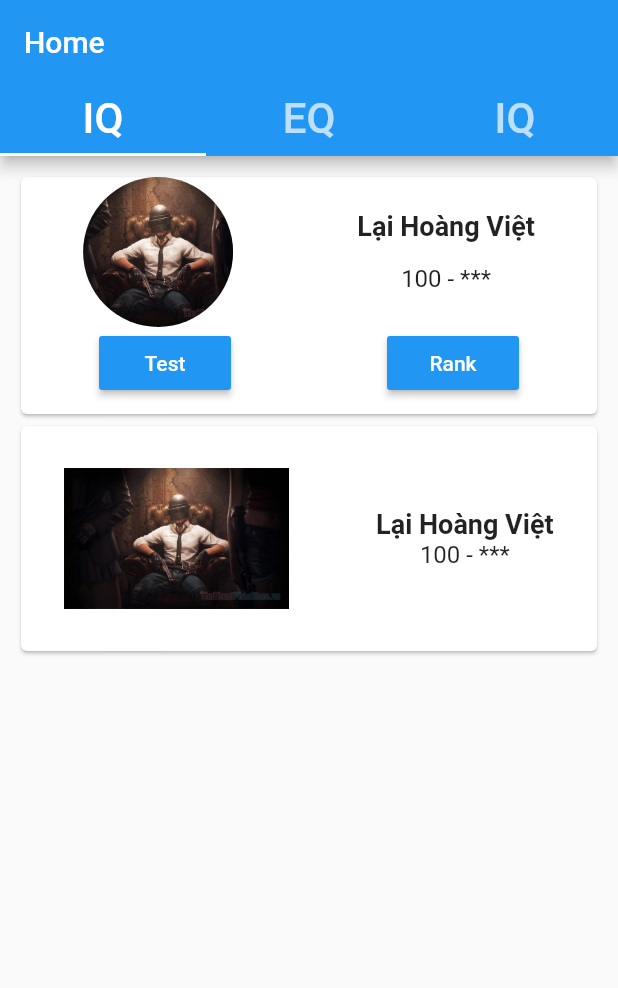
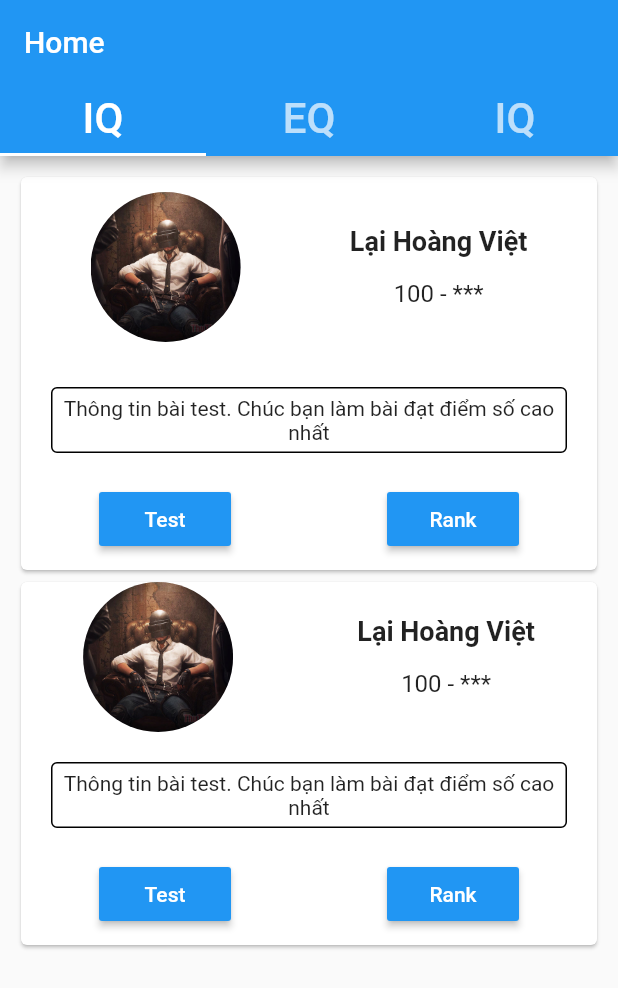
Before and after one commit to LaiHoangViet/TEST-IQ-AND-EQ, a Flutter app: the screen it shows after launch, after a tap on "List Topic", on a phone screen of 412 x 824 dp. Shown: the top 988 px of the screen. Run offline on Flutter 3.47's test engine with Material 2 defaults, Android fonts, the phone set to English and light mode, and no system bars.

Commit message:
hoàn thành phần chọn bài test

```diff
--- a/lib/ListTopic.dart
+++ b/lib/ListTopic.dart
@@ -4,6 +4,7 @@ import 'package:flutter/widgets.dart';
 
 class Listopic extends StatelessWidget {
   List<Widget> containers = [
+    /*IQ*/
     Container(
       margin: const EdgeInsets.all(10),
       child: Column(
@@ -12,6 +13,94 @@ class Listopic extends StatelessWidget {
             child: Column(
               mainAxisAlignment: MainAxisAlignment.start,
               children: <Widget>[
+                /*Ảnh và tên bài test*/
+                Container(
+                  padding: const EdgeInsets.all(10),
+                  child: Row(
+                    mainAxisAlignment: MainAxisAlignment.spaceAround,
+                    children: <Widget>[
+                      ClipOval(
+                        child: Image.asset(
+                          'images/anh1.jpg',
+                          width: 100,
+                          height: 100,
+                          fit: BoxFit.cover,
+                        ),
+                      ),
+                      Container(
+                        child: Column(
+                          children: <Widget>[
+                            Padding(
+                              padding: const EdgeInsets.only(bottom: 15),
+                              child: Text(
+                                'Lại Hoàng Việt',
+                                style: TextStyle(
+                                  fontSize: 18,
+                                  fontWeight: FontWeight.bold,
+                                ),
+                              ),
+                            ),
+                            Text(
+                              '100 - ***',
+                              style: TextStyle(fontSize: 16),
+                            ),
+                          ],
+                        ),
+                      ),
+                    ],
+                  ),
+                ),
+                /*Thông tin bài test*/
+                Container(
+                  margin:
+                      EdgeInsets.only(top: 20, bottom: 20, left: 20, right: 20),
+                  padding: EdgeInsets.all(5),
+                  width: double.infinity,
+                  decoration: BoxDecoration(
+                    border: Border.all(
+                      width: 1,
+                    ),
+                    borderRadius: BorderRadius.all(Radius.circular(4.0)),
+                  ),
+                  child: Text(
+                    'Thông tin bài test. '
+                    'Chúc bạn làm bài đạt điểm số cao nhất',
+                    textAlign: TextAlign.center,
+                  ),
+                ),
+                /*Nút test và nút rank*/
+                Container(
+                  padding: const EdgeInsets.only(
+                    bottom: 10,
+                  ),
+                  child: Row(
+                    mainAxisAlignment: MainAxisAlignment.spaceAround,
+                    children: <Widget>[
+                      RaisedButton(
+                        onPressed: () {},
+                        color: Colors.blue,
+                        child: Text('Test'),
+                        textColor: Colors.white,
+                        highlightElevation: 4.0,
+                      ),
+                      RaisedButton(
+                        onPressed: () {},
+                        color: Colors.blue,
+                        child: Text('Rank'),
+                        textColor: Colors.white,
+                        highlightElevation: 4.0,
+                      ),
+                    ],
+                  ),
+                ),
+              ],
+            ),
+          ),
+          Card(
+            child: Column(
+              mainAxisAlignment: MainAxisAlignment.start,
+              children: <Widget>[
+                /*Ảnh và tên bài test*/
                 Container(
                   child: Row(
                     mainAxisAlignment: MainAxisAlignment.spaceAround,
@@ -47,6 +136,25 @@ class Listopic extends StatelessWidget {
                     ],
                   ),
                 ),
+                /*Thông tin bài test*/
+                Container(
+                  margin:
+                  EdgeInsets.only(top: 20, bottom: 20, left: 20, right: 20),
+                  padding: EdgeInsets.all(5),
+                  width: double.infinity,
+                  decoration: BoxDecoration(
+                    border: Border.all(
+                      width: 1,
+                    ),
+                    borderRadius: BorderRadius.all(Radius.circular(4.0)),
+                  ),
+                  child: Text(
+                    'Thông tin bài test. '
+                        'Chúc bạn làm bài đạt điểm số cao nhất',
+                    textAlign: TextAlign.center,
+                  ),
+                ),
+                /*Nút test và nút rank*/
                 Container(
                   padding: const EdgeInsets.only(
                     bottom: 10,
@@ -67,40 +175,6 @@ class Listopic extends StatelessWidget {
                         child: Text('Rank'),
                         textColor: Colors.white,
                         highlightElevation: 4.0,
-                      ),
-                    ],
-                  ),
-                ),
-              ],
-            ),
-          ),
-          Card(
-            child: Column(
-              mainAxisAlignment: MainAxisAlignment.start,
-              children: <Widget>[
-                Container(
-                  child: Row(
-                    mainAxisAlignment: MainAxisAlignment.spaceAround,
-                    children: <Widget>[
-                      new Image.asset(
-                        'images/anh1.jpg',
-                        width: 150,
-                        height: 150,
-                      ),
-                      Container(
-                        child: Column(
-                          children: <Widget>[
-                            Text(
-                              'Lại Hoàng Việt',
-                              style: TextStyle(
-                                  fontSize: 18, fontWeight: FontWeight.bold),
-                            ),
-                            Text(
-                              '100 - ***',
-                              style: TextStyle(fontSize: 16),
-                            ),
-                          ],
-                        ),
                       ),
                     ],
                   ),
```
